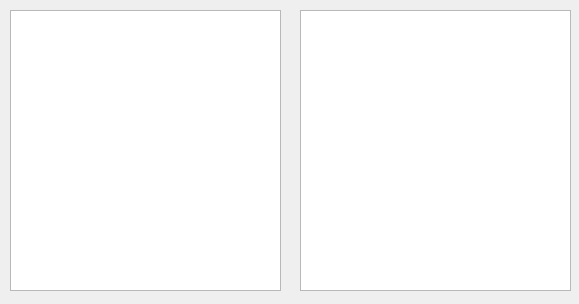
Above: showlogs.ui from iliya-slpr/ap_project before the change. Below: the same form after it.
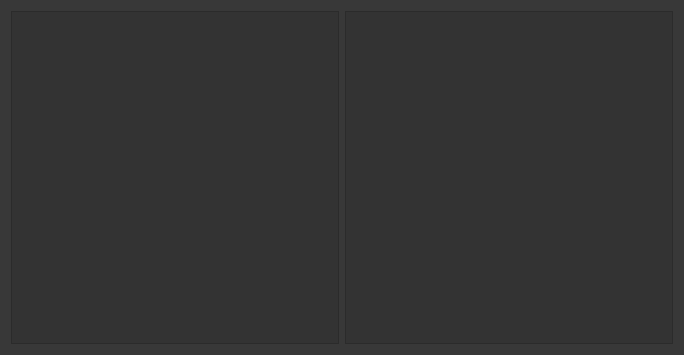
That is the form after the change. Icons and pictures are not drawn.

Patch:
```diff
--- a/showlogs.ui
+++ b/showlogs.ui
@@ -6,33 +6,184 @@
    <rect>
     <x>0</x>
     <y>0</y>
-    <width>579</width>
-    <height>304</height>
+    <width>684</width>
+    <height>355</height>
    </rect>
   </property>
+  <property name="palette">
+   <palette>
+    <active>
+     <colorrole role="WindowText">
+      <brush brushstyle="SolidPattern">
+       <color alpha="255">
+        <red>234</red>
+        <green>234</green>
+        <blue>234</blue>
+       </color>
+      </brush>
+     </colorrole>
+     <colorrole role="Text">
+      <brush brushstyle="SolidPattern">
+       <color alpha="255">
+        <red>248</red>
+        <green>248</green>
+        <blue>248</blue>
+       </color>
+      </brush>
+     </colorrole>
+     <colorrole role="Base">
+      <brush brushstyle="SolidPattern">
+       <color alpha="255">
+        <red>51</red>
+        <green>51</green>
+        <blue>51</blue>
+       </color>
+      </brush>
+     </colorrole>
+     <colorrole role="Window">
+      <brush brushstyle="SolidPattern">
+       <color alpha="255">
+        <red>56</red>
+        <green>56</green>
+        <blue>56</blue>
+       </color>
+      </brush>
+     </colorrole>
+     <colorrole role="PlaceholderText">
+      <brush brushstyle="SolidPattern">
+       <color alpha="128">
+        <red>248</red>
+        <green>248</green>
+        <blue>248</blue>
+       </color>
+      </brush>
+     </colorrole>
+    </active>
+    <inactive>
+     <colorrole role="WindowText">
+      <brush brushstyle="SolidPattern">
+       <color alpha="255">
+        <red>234</red>
+        <green>234</green>
+        <blue>234</blue>
+       </color>
+      </brush>
+     </colorrole>
+     <colorrole role="Text">
+      <brush brushstyle="SolidPattern">
+       <color alpha="255">
+        <red>248</red>
+        <green>248</green>
+        <blue>248</blue>
+       </color>
+      </brush>
+     </colorrole>
+     <colorrole role="Base">
+      <brush brushstyle="SolidPattern">
+       <color alpha="255">
+        <red>51</red>
+        <green>51</green>
+        <blue>51</blue>
+       </color>
+      </brush>
+     </colorrole>
+     <colorrole role="Window">
+      <brush brushstyle="SolidPattern">
+       <color alpha="255">
+        <red>56</red>
+        <green>56</green>
+        <blue>56</blue>
+       </color>
+      </brush>
+     </colorrole>
+     <colorrole role="PlaceholderText">
+      <brush brushstyle="SolidPattern">
+       <color alpha="128">
+        <red>248</red>
+        <green>248</green>
+        <blue>248</blue>
+       </color>
+      </brush>
+     </colorrole>
+    </inactive>
+    <disabled>
+     <colorrole role="WindowText">
+      <brush brushstyle="SolidPattern">
+       <color alpha="127">
+        <red>255</red>
+        <green>255</green>
+        <blue>255</blue>
+       </color>
+      </brush>
+     </colorrole>
+     <colorrole role="Text">
+      <brush brushstyle="SolidPattern">
+       <color alpha="127">
+        <red>255</red>
+        <green>255</green>
+        <blue>255</blue>
+       </color>
+      </brush>
+     </colorrole>
+     <colorrole role="Base">
+      <brush brushstyle="SolidPattern">
+       <color alpha="255">
+        <red>56</red>
+        <green>56</green>
+        <blue>56</blue>
+       </color>
+      </brush>
+     </colorrole>
+     <colorrole role="Window">
+      <brush brushstyle="SolidPattern">
+       <color alpha="255">
+        <red>56</red>
+        <green>56</green>
+        <blue>56</blue>
+       </color>
+      </brush>
+     </colorrole>
+     <colorrole role="PlaceholderText">
+      <brush brushstyle="SolidPattern">
+       <color alpha="128">
+        <red>231</red>
+        <green>231</green>
+        <blue>231</blue>
+       </color>
+      </brush>
+     </colorrole>
+    </disabled>
+   </palette>
+  </property>
   <property name="windowTitle">
    <string>Dialog</string>
   </property>
-  <widget class="QTextEdit" name="logoutLogTE">
-   <property name="geometry">
-    <rect>
-     <x>10</x>
-     <y>10</y>
-     <width>271</width>
-     <height>281</height>
-    </rect>
-   </property>
-  </widget>
-  <widget class="QTextEdit" name="loginLogTE">
-   <property name="geometry">
-    <rect>
-     <x>300</x>
-     <y>10</y>
-     <width>271</width>
-     <height>281</height>
-    </rect>
-   </property>
-  </widget>
+  <property name="windowIcon">
+   <iconset>
+    <normaloff>E:/icons/report.png</normaloff>E:/icons/report.png</iconset>
+  </property>
+  <layout class="QHBoxLayout" name="horizontalLayout">
+   <item>
+    <widget class="QTextEdit" name="logoutLogTE">
+     <property name="font">
+      <font>
+       <family>B Yekan</family>
+       <pointsize>9</pointsize>
+      </font>
+     </property>
+    </widget>
+   </item>
+   <item>
+    <widget class="QTextEdit" name="loginLogTE">
+     <property name="font">
+      <font>
+       <family>B Yekan</family>
+       <pointsize>9</pointsize>
+      </font>
+     </property>
+    </widget>
+   </item>
+  </layout>
  </widget>
  <resources/>
  <connections/>
```
Left out of the diff: 2 changed lines with no effect on the pictures.
